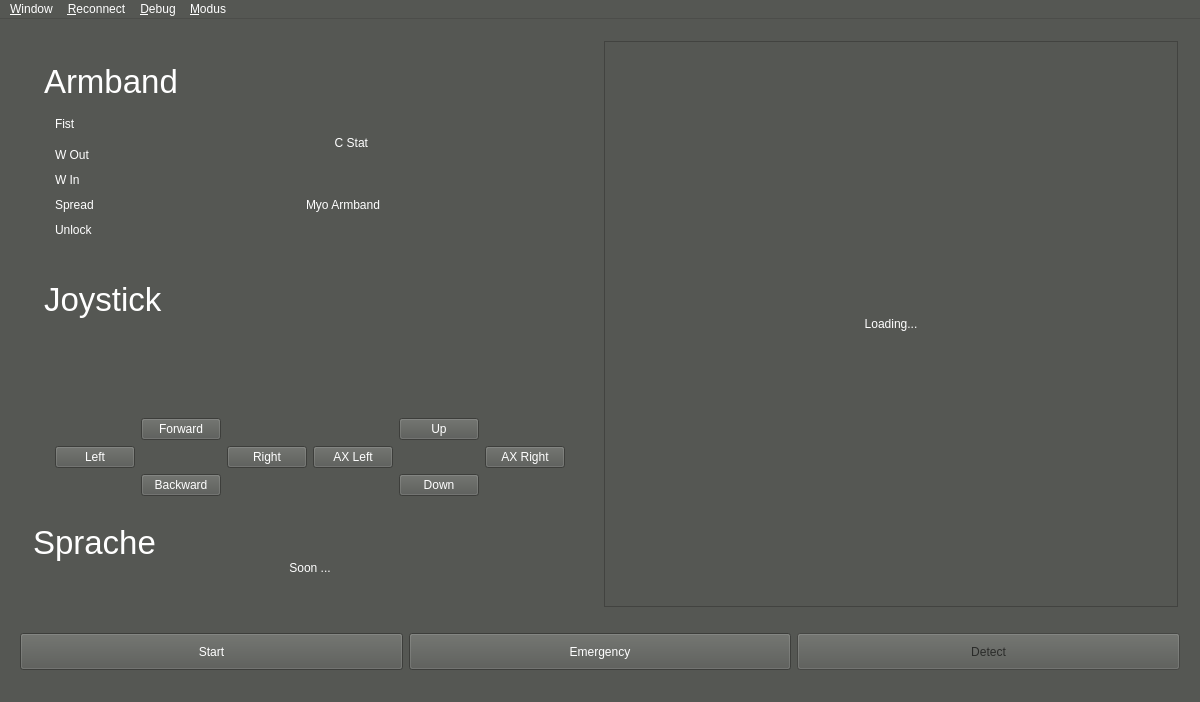
Old version of the form QT/myo-drone/gui/MainWindow.ui in the repository ADCSP/DrohnenSteuerung.
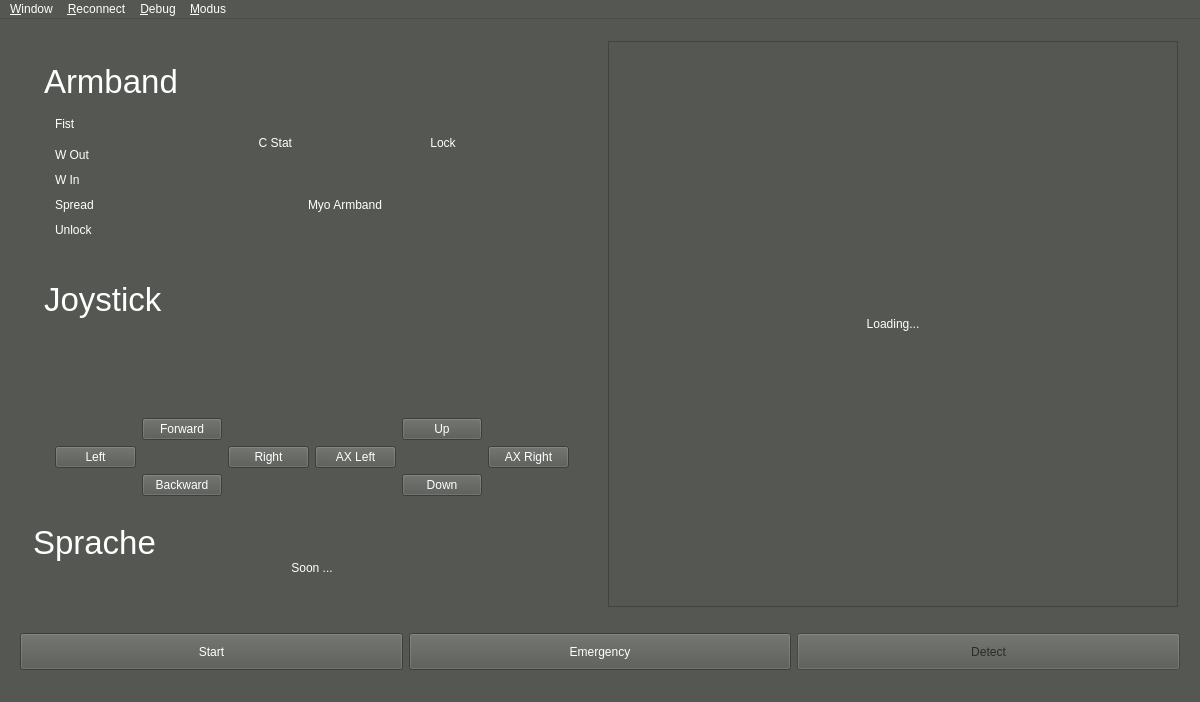
New version of the form.

Commit message: added lock button and made disabling videofeed possible

Patch:
```diff
--- a/QT/myo-drone/gui/MainWindow.ui
+++ b/QT/myo-drone/gui/MainWindow.ui
@@ -438,6 +438,18 @@
       <layout class="QHBoxLayout" name="frame3">
        <item>
         <widget class="QFrame" name="frame_modus">
+         <property name="minimumSize">
+          <size>
+           <width>580</width>
+           <height>0</height>
+          </size>
+         </property>
+         <property name="maximumSize">
+          <size>
+           <width>580</width>
+           <height>700</height>
+          </size>
+         </property>
          <layout class="QVBoxLayout" name="verticalLayout_2">
           <item>
            <widget class="QFrame" name="frArmband">
@@ -465,6 +477,12 @@
              </item>
              <item>
               <widget class="QFrame" name="frSplit">
+               <property name="maximumSize">
+                <size>
+                 <width>580</width>
+                 <height>700</height>
+                </size>
+               </property>
                <layout class="QHBoxLayout" name="horizontalLayout_2">
                 <item>
                  <widget class="QFrame" name="frGestures">
@@ -725,6 +743,22 @@
                        </property>
                       </spacer>
                      </item>
+                     <item>
+                      <widget class="QLabel" name="lbLocked">
+                       <property name="maximumSize">
+                        <size>
+                         <width>50</width>
+                         <height>50</height>
+                        </size>
+                       </property>
+                       <property name="text">
+                        <string>Lock</string>
+                       </property>
+                       <property name="alignment">
+                        <set>Qt::AlignCenter</set>
+                       </property>
+                      </widget>
+                     </item>
                     </layout>
                    </item>
                    <item>
@@ -809,11 +843,17 @@
              <item>
               <widget class="QFrame" name="gridFrame">
                <property name="sizePolicy">
-                <sizepolicy hsizetype="Preferred" vsizetype="Minimum">
+                <sizepolicy hsizetype="Preferred" vsizetype="Preferred">
                  <horstretch>0</horstretch>
                  <verstretch>0</verstretch>
                 </sizepolicy>
                </property>
+               <property name="maximumSize">
+                <size>
+                 <width>580</width>
+                 <height>700</height>
+                </size>
+               </property>
                <layout class="QGridLayout" name="gridLayout">
                 <item row="1" column="2">
                  <widget class="QPushButton" name="bttnRight">
```
Left out of the diff: 15 changed lines with no effect on the pictures. The commit also changes 5 other files.
